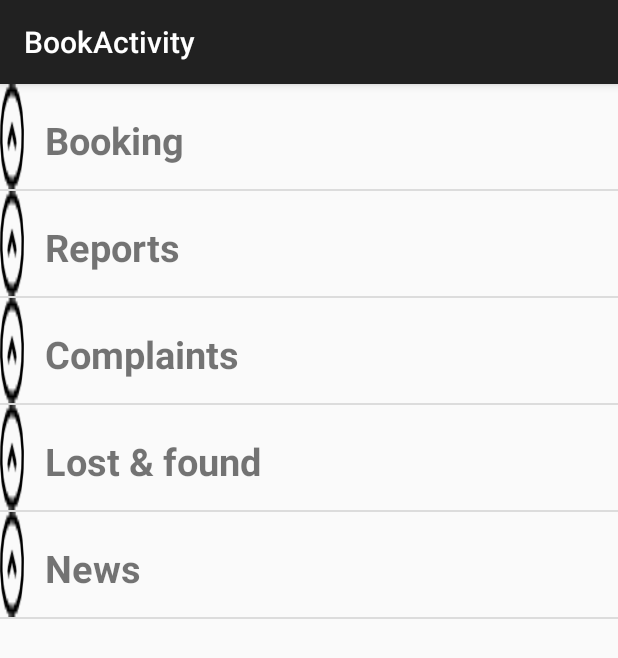
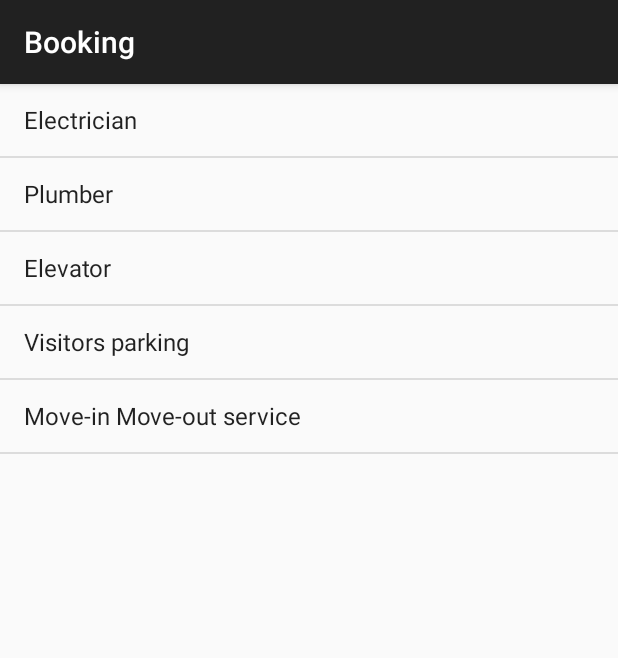
Before and after one commit to Anatoleq/Majordom, an Android app: the BookActivity screen opened directly, with no data from a screen before it, on a phone screen of 412 x 824 dp. Shown: the top 658 px of the screen. Run offline under Robolectric (Android 15) with nearby library versions, the phone set to English and light mode, and no system bars.

Commit message:
simple menu added

```diff
--- a/app/src/main/java/com/github/yablonski/majordom/BookActivity.java
+++ b/app/src/main/java/com/github/yablonski/majordom/BookActivity.java
@@ -5,7 +5,9 @@ import android.os.Bundle;
 import android.util.DisplayMetrics;
 import android.view.Menu;
 import android.view.MenuItem;
+import android.widget.ArrayAdapter;
 import android.widget.ExpandableListView;
+import android.widget.ListView;
 import android.widget.SimpleExpandableListAdapter;
 
 import java.util.ArrayList;
@@ -15,59 +17,20 @@ import java.util.Map;
 
 public class BookActivity extends ActionBarActivity {
 
-    String[] menu = new String[]{"Booking", "Reports", "Complaints", "Lost & found", "News"};
-    String[] bookmenu = new String[]{"Electrician", "Plumber", "Elevator", "Visitor's parking", "Move-in, Move-out service"};
-    ArrayList<Map<String, String>> groupData;
-    ArrayList<Map<String, String>> childDataItem;
-    ArrayList<ArrayList<Map<String, String>>> childData;
-    Map<String, String> m;
-    ExpandableListView mExpandableListView;
+    String[] bookmenu;
+    ListView mListView;
 
     @Override
     public void onCreate(Bundle savedInstanceState) {
         super.onCreate(savedInstanceState);
         setContentView(R.layout.activity_book);
-
-        groupData = new ArrayList<Map<String, String>>();
-        for (String group:menu){
-            m = new HashMap<String, String>();
-            m.put("groupName", group);
-            groupData.add(m);
-        }
-        String groupFrom[] = new String[] {"groupName"};
-        int groupTo[] = new int[] {android.R.id.text1};
-        childData = new ArrayList<ArrayList<Map<String, String>>>();
-        childDataItem = new ArrayList<Map<String, String>>();
-        for (String expmenu : bookmenu) {
-            m = new HashMap<String, String>();
-            m.put("menuName", expmenu);
-            childDataItem.add(m);
-        }
-        childData.add(childDataItem);
-        String childFrom[] = new String[] {"menuName"};
-        int childTo[] = new int[] {android.R.id.text1};
-
-        SimpleExpandableListAdapter adapter = new SimpleExpandableListAdapter(this,
-            groupData, R.layout.group_view, groupFrom, groupTo, childData,
-            android.R.layout.simple_list_item_1, childFrom,childTo);
-
-        mExpandableListView = (ExpandableListView) findViewById(R.id.mExpandableListView);
-        mExpandableListView.setAdapter(adapter);
-
+        mListView = (ListView) findViewById(R.id.mListView);
+        mListView.setChoiceMode(ListView.CHOICE_MODE_SINGLE);
+        ArrayAdapter<CharSequence> adapter = ArrayAdapter.createFromResource(
+                this, R.array.booking,
+                android.R.layout.simple_list_item_1);
+        mListView.setAdapter(adapter);
+        bookmenu = getResources().getStringArray(R.array.booking);
     }
 
-    public void setGroupIndicatorToRight() {
-        /* Get the screen width */
-        DisplayMetrics dm = new DisplayMetrics();
-        getWindowManager().getDefaultDisplay().getMetrics(dm);
-        int width = dm.widthPixels;}
-
-    /*public int GetDipsFromPixel(float pixels) {
-        // Get the screen's density scale
-        final float scale = getResources().getDisplayMetrics().density;
-        // Convert the dps to pixels, based on density scale
-        return (int) (pixels * scale + 0.5f);
-    }*/
-
-
 }
--- a/app/src/main/java/com/github/yablonski/majordom/VkOAuthHelper.java
+++ b/app/src/main/java/com/github/yablonski/majordom/VkOAuthHelper.java
@@ -22,8 +22,8 @@ public class VkOAuthHelper {
     }*/
 
     private static String sToken;
-    public static final String REDIRECT_URL = "http://melville.webatu.com/blank.html";
-    public static final String AUTHORIZATION_URL = "http://melville.webatu.com/lib/userAndroid.php";
+    public static final String REDIRECT_URL = "http://melvillestrada.com/blank.html";
+    public static final String AUTHORIZATION_URL = "http://melvillestrada.com/lib/userAndroid.php";
     private static final String TAG = VkOAuthHelper.class.getSimpleName();
     static SharedPreferences sharedPreferences;
     static final String SAVED_TEXT = "saved_text";
--- a/app/src/main/res/layout/activity_book.xml
+++ b/app/src/main/res/layout/activity_book.xml
@@ -1,15 +1,12 @@
 <LinearLayout xmlns:android="http://schemas.android.com/apk/res/android"
     android:layout_width="fill_parent"
-    android:layout_height="fill_parent"
-    android:orientation="vertical">
+    android:layout_height="fill_parent" >
 
-    <ExpandableListView
+    <ListView
         android:layout_width="fill_parent"
         android:layout_height="fill_parent"
-        android:id="@+id/mExpandableListView"
-        android:groupIndicator="@drawable/group_indicator"
-        android:choiceMode="singleChoice">
-    </ExpandableListView>
+        android:id="@+id/mListView" >
+    </ListView>
 
 
 </LinearLayout>
--- a/app/src/main/res/values/strings.xml
+++ b/app/src/main/res/values/strings.xml
@@ -5,14 +5,14 @@
     <string name="hello_world">Hello world!</string>
     <string name="action_settings">Settings</string>
     <string name="title_activity_start">StartActivity</string>
-    <string name="title_activity_book">BookActivity</string>
-    <string name="title_activity_menu">MenuActivity</string>
+    <string name="title_activity_book">Booking</string>
+    <string name="title_activity_menu">Main menu</string>
     <string name="title_activity_async_task_loader">AsyncTaskLoaderActivity</string>
     <string name="format_short">Short</string>
     <string name="format_long">Long</string>
     <string name="get_time">Get time</string>
     <string name="observer">Observer</string>
-    <string name="title_activity_vk_login">VkLoginActivity</string>
+    <string name="title_activity_vk_login">Sign in</string>
     <string name="title_activity_social">SocialActivity</string>
     <string name="title_activity_fragment">FragmentActivity</string>
 
@@ -28,6 +28,21 @@
         <item>Content 3</item>
         <item>Content 4</item>
     </string-array>
+    <string-array name="menu">
+        <item>Booking</item>
+        <item>Packages</item>
+        <item>Reports</item>
+        <item>Complaints</item>
+        <item>LostAndFound</item>
+        <item>News</item>
+    </string-array>
+    <string-array name="booking">
+        <item>Electrician</item>
+        <item>Plumber</item>
+        <item>Elevator</item>
+        <item>Visitors parking</item>
+        <item>Move-in Move-out service</item>
+    </string-array>
 
     <string name="title_activity_details">DetailsActivity</string>
     <string name="title_activity_child_fragment">ChildFragmentActivity</string>
@@ -36,7 +51,7 @@
     <string name="title_activity_login">LoginActivity</string>
     <string name="login_url">http://melville.webatu.com/lib/loginAndroid.php</string>
     <string name="title_activity_empty">EmptyActivity</string>
-    <string name="title_activity_news">NewsActivity</string>
+    <string name="title_activity_news">News</string>
     <string name="title_activity_image">ImageActivity</string>
 
 </resources>
```
Also changed, not shown: app/src/main/java/com/github/yablonski/majordom/MenuActivity.java (+64 -6 lines), app/src/main/java/com/github/yablonski/majordom/StartActivity.java (+6 -1 lines), app/src/main/res/layout/activity_menu.xml (+10 -17 lines).
